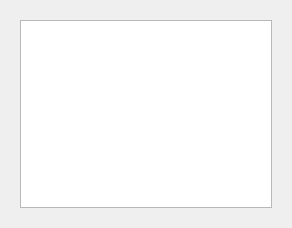
The window that src/shared_ui_modules/ui/ui_files/log_modal.ui (JPCassimiro/shared_ui_modules) describes before a commit, drawn with Qt 5.
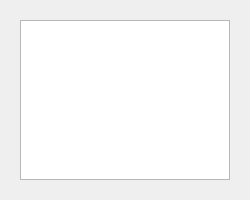
The same window after the commit.

```diff
--- a/src/shared_ui_modules/ui/ui_files/log_modal.ui
+++ b/src/shared_ui_modules/ui/ui_files/log_modal.ui
@@ -6,10 +6,16 @@
    <rect>
     <x>0</x>
     <y>0</y>
-    <width>292</width>
-    <height>228</height>
+    <width>250</width>
+    <height>200</height>
    </rect>
   </property>
+  <property name="minimumSize">
+   <size>
+    <width>250</width>
+    <height>200</height>
+   </size>
+  </property>
   <property name="windowTitle">
    <string>Dialog</string>
   </property>
```
